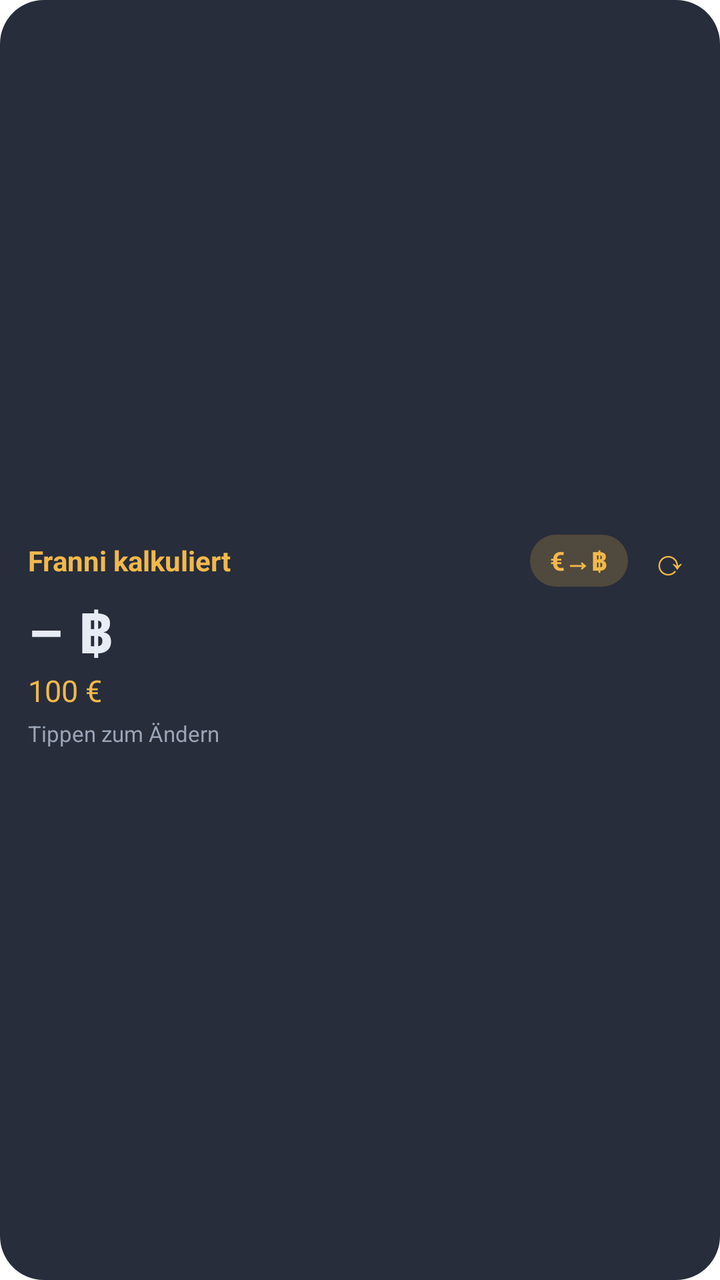
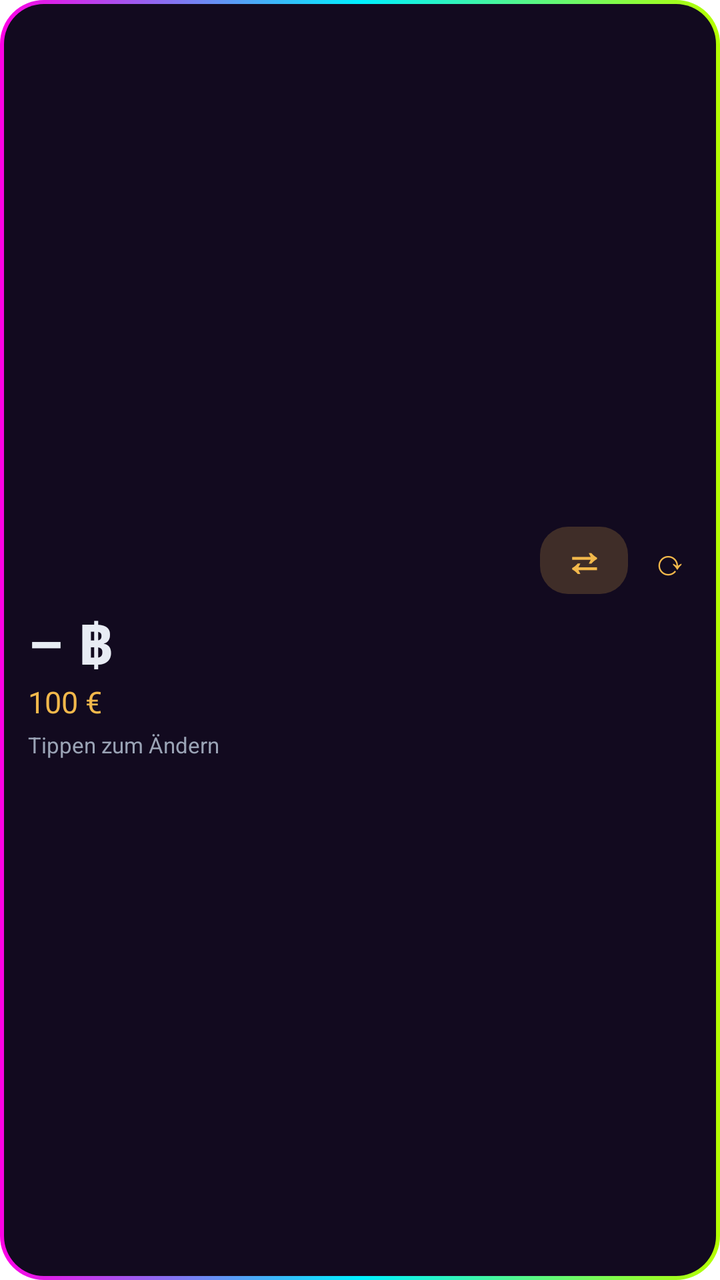

The first picture is an Android layout as it rendered before a commit; the second is the same layout after the commit. The layout source and the unified diff follow.
<!-- AndroidManifest.xml: fallback theme Theme.MaterialComponents.DayNight.NoActionBar -->
<!-- res/layout/widget.xml -->
<?xml version="1.0" encoding="utf-8"?>
<LinearLayout xmlns:android="http://schemas.android.com/apk/res/android"
    android:id="@+id/root"
    android:layout_width="match_parent"
    android:layout_height="match_parent"
    android:background="@drawable/widget_bg"
    android:orientation="vertical"
    android:gravity="center_vertical"
    android:padding="14dp">

    <LinearLayout
        android:layout_width="match_parent"
        android:layout_height="wrap_content"
        android:orientation="horizontal"
        android:gravity="center_vertical">

        <TextView
            android:id="@+id/title"
            android:layout_width="0dp"
            android:layout_height="wrap_content"
            android:layout_weight="1"
            android:text="@string/app_name"
            android:textColor="@color/accent"
            android:textSize="14sp"
            android:textStyle="bold"
            android:maxLines="1"
            android:ellipsize="end" />

        <TextView
            android:id="@+id/swap"
            android:layout_width="wrap_content"
            android:layout_height="wrap_content"
            android:background="@drawable/chip_bg"
            android:paddingStart="10dp"
            android:paddingEnd="10dp"
            android:paddingTop="4dp"
            android:paddingBottom="4dp"
            android:text="€→฿"
            android:textColor="@color/accent"
            android:textSize="13sp"
            android:textStyle="bold" />

        <TextView
            android:id="@+id/refresh"
            android:layout_width="wrap_content"
            android:layout_height="wrap_content"
            android:paddingStart="12dp"
            android:paddingEnd="2dp"
            android:paddingTop="2dp"
            android:paddingBottom="2dp"
            android:text="⟳"
            android:textColor="@color/accent"
            android:textSize="18sp" />
    </LinearLayout>

    <TextView
        android:id="@+id/amount_thb"
        android:layout_width="match_parent"
        android:layout_height="wrap_content"
        android:layout_marginTop="2dp"
        android:text="– ฿"
        android:textColor="@color/text"
        android:textSize="28sp"
        android:textStyle="bold"
        android:maxLines="1"
        android:ellipsize="end" />

    <TextView
        android:id="@+id/amount_eur"
        android:layout_width="match_parent"
        android:layout_height="wrap_content"
        android:text="100 €"
        android:textColor="@color/accent"
        android:textSize="15sp" />

    <TextView
        android:id="@+id/status"
        android:layout_width="match_parent"
        android:layout_height="wrap_content"
        android:layout_marginTop="4dp"
        android:text="Tippen zum Ändern"
        android:textColor="@color/text_dim"
        android:textSize="11sp"
        android:maxLines="1"
        android:ellipsize="end" />
</LinearLayout>
<!-- resources referenced by this layout -->
<resources>
  <color name="accent">#FFF2B84B</color>
  <color name="text">#FFE8ECF4</color>
  <color name="text_dim">#FF9AA3B5</color>
  <!-- drawable chip_bg (drawable) -->
  <?xml version="1.0" encoding="utf-8"?>
  <shape xmlns:android="http://schemas.android.com/apk/res/android" android:shape="rectangle">
      <solid android:color="#33F2B84B" />
      <corners android:radius="14dp" />
  </shape>
  <!-- drawable widget_bg (drawable) -->
  <?xml version="1.0" encoding="utf-8"?>
  <shape xmlns:android="http://schemas.android.com/apk/res/android" android:shape="rectangle">
      <solid android:color="@color/bg" />
      <corners android:radius="22dp" />
  </shape>
  <string name="app_name">Franni kalkuliert</string>
  <color name="bg">#F21C2230</color>
</resources>

<!-- the commit's change to res/layout/widget.xml (unified diff, before → after) -->
@@ -14,30 +14,28 @@
         android:orientation="horizontal"
         android:gravity="center_vertical">
 
-        <TextView
-            android:id="@+id/title"
+        <ImageView
+            android:id="@+id/title_art"
             android:layout_width="0dp"
-            android:layout_height="wrap_content"
+            android:layout_height="40dp"
             android:layout_weight="1"
-            android:text="@string/app_name"
-            android:textColor="@color/accent"
-            android:textSize="14sp"
-            android:textStyle="bold"
-            android:maxLines="1"
-            android:ellipsize="end" />
+            android:adjustViewBounds="false"
+            android:contentDescription="@string/app_name"
+            android:scaleType="fitStart" />
 
         <TextView
             android:id="@+id/swap"
             android:layout_width="wrap_content"
             android:layout_height="wrap_content"
+            android:layout_marginStart="6dp"
             android:background="@drawable/chip_bg"
-            android:paddingStart="10dp"
-            android:paddingEnd="10dp"
-            android:paddingTop="4dp"
+            android:paddingStart="12dp"
+            android:paddingEnd="12dp"
+            android:paddingTop="2dp"
             android:paddingBottom="4dp"
-            android:text="€→฿"
+            android:text="⇄"
             android:textColor="@color/accent"
-            android:textSize="13sp"
+            android:textSize="20sp"
             android:textStyle="bold" />
 
         <TextView
<!-- resource entries referenced after the edit -->
@@ -11,11 +11,25 @@
   </shape>
   <!-- drawable widget_bg (drawable) -->
   <?xml version="1.0" encoding="utf-8"?>
-  <shape xmlns:android="http://schemas.android.com/apk/res/android" android:shape="rectangle">
-      <solid android:color="@color/bg" />
-      <corners android:radius="22dp" />
-  </shape>
-  <string name="app_name">Franni kalkuliert</string>
-  <color name="bg">#F21C2230</color>
+  <layer-list xmlns:android="http://schemas.android.com/apk/res/android">
+      <item>
+          <shape android:shape="rectangle">
+              <gradient
+                  android:angle="0"
+                  android:startColor="#FFFF00E5"
+                  android:centerColor="#FF00F0FF"
+                  android:endColor="#FFB6FF00" />
+              <corners android:radius="22dp" />
+          </shape>
+      </item>
+      <item android:left="2dp" android:top="2dp" android:right="2dp" android:bottom="2dp">
+          <shape android:shape="rectangle">
+              <solid android:color="@color/bg" />
+              <corners android:radius="20dp" />
+          </shape>
+      </item>
+  </layer-list>
+  <string name="app_name">Alex rechnet</string>
+  <color name="bg">#FF120A1F</color>
 </resources>
 
